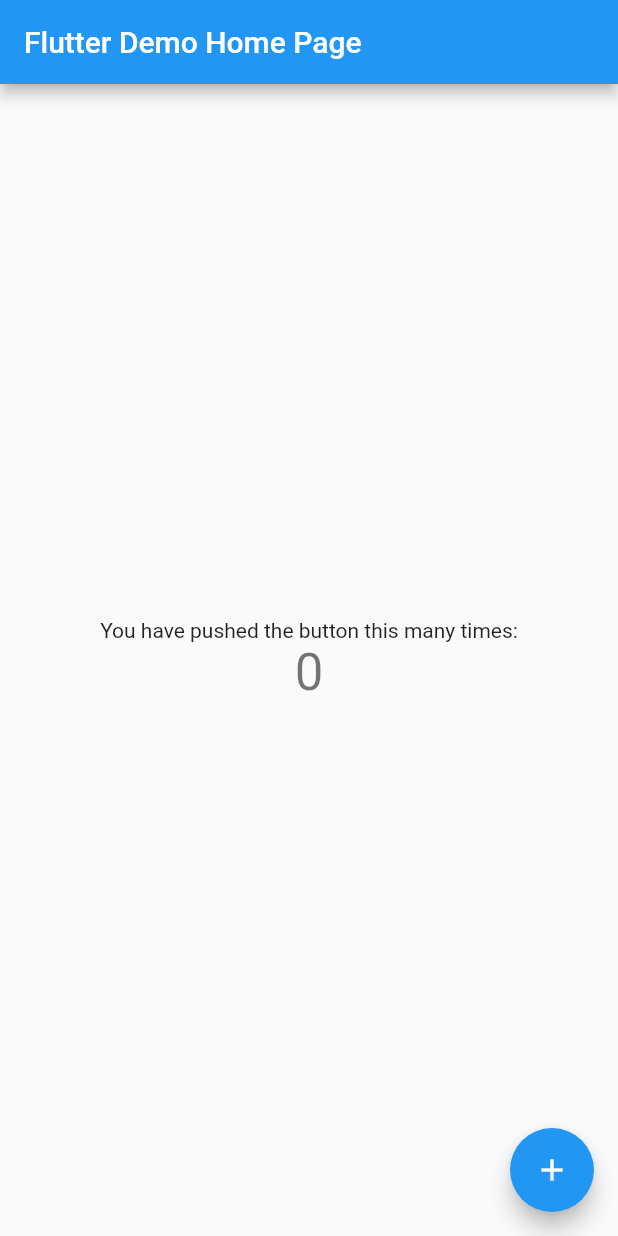
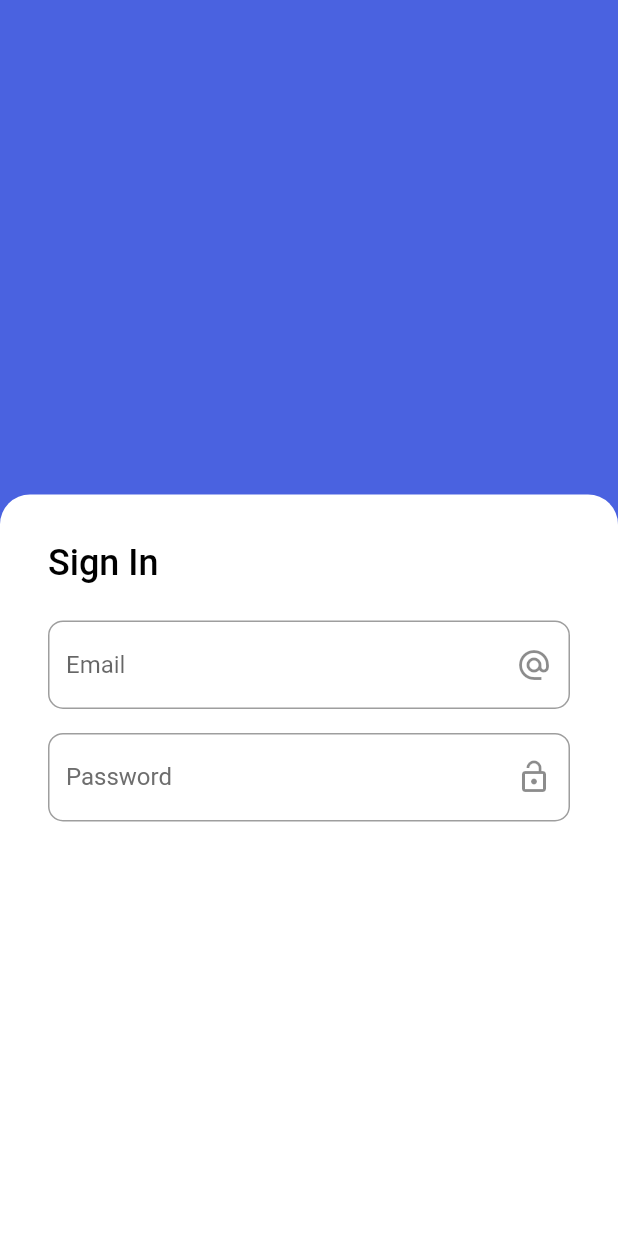
Before and after one commit to levanthuanmy/flutter_chat_app, a Flutter app: the screen it shows after launch, on a phone screen of 412 x 824 dp. Run offline on Flutter 3.47's test engine with Material 2 defaults, Android fonts, the phone set to English and light mode, and no system bars.

Commit message:
update sign in screen (input)

```diff
--- a/lib/main.dart
+++ b/lib/main.dart
@@ -1,4 +1,5 @@
 import 'package:flutter/material.dart';
+import 'package:flutter/rendering.dart';
 
 void main() {
   runApp(const MyApp());
@@ -13,103 +14,150 @@ class MyApp extends StatelessWidget {
     return MaterialApp(
       title: 'Flutter Demo',
       theme: ThemeData(
-        // This is the theme of your application.
-        //
-        // Try running your application with "flutter run". You'll see the
-        // application has a blue toolbar. Then, without quitting the app, try
-        // changing the primarySwatch below to Colors.green and then invoke
-        // "hot reload" (press "r" in the console where you ran "flutter run",
-        // or simply save your changes to "hot reload" in a Flutter IDE).
-        // Notice that the counter didn't reset back to zero; the application
-        // is not restarted.
-        primarySwatch: Colors.blue,
+        primarySwatch: UIConstant.createMaterialColor(UIConstant.primary),
       ),
-      home: const MyHomePage(title: 'Flutter Demo Home Page'),
+      debugShowCheckedModeBanner: false,
+      home: const MyHomePage(),
     );
   }
 }
 
 class MyHomePage extends StatefulWidget {
-  const MyHomePage({Key? key, required this.title}) : super(key: key);
-
-  // This widget is the home page of your application. It is stateful, meaning
-  // that it has a State object (defined below) that contains fields that affect
-  // how it looks.
-
-  // This class is the configuration for the state. It holds the values (in this
-  // case the title) provided by the parent (in this case the App widget) and
-  // used by the build method of the State. Fields in a Widget subclass are
-  // always marked "final".
-
-  final String title;
+  const MyHomePage({Key? key}) : super(key: key);
 
   @override
   State<MyHomePage> createState() => _MyHomePageState();
 }
 
 class _MyHomePageState extends State<MyHomePage> {
-  int _counter = 0;
+  double _getScreenWidth(BuildContext context) {
+    return MediaQuery.of(context).size.width;
+  }
 
-  void _incrementCounter() {
-    setState(() {
-      // This call to setState tells the Flutter framework that something has
-      // changed in this State, which causes it to rerun the build method below
-      // so that the display can reflect the updated values. If we changed
-      // _counter without calling setState(), then the build method would not be
-      // called again, and so nothing would appear to happen.
-      _counter++;
-    });
+  double _getScreenHeight(BuildContext context) {
+    return MediaQuery.of(context).size.height;
   }
 
   @override
   Widget build(BuildContext context) {
-    // This method is rerun every time setState is called, for instance as done
-    // by the _incrementCounter method above.
-    //
-    // The Flutter framework has been optimized to make rerunning build methods
-    // fast, so that you can just rebuild anything that needs updating rather
-    // than having to individually change instances of widgets.
     return Scaffold(
-      appBar: AppBar(
-        // Here we take the value from the MyHomePage object that was created by
-        // the App.build method, and use it to set our appbar title.
-        title: Text(widget.title),
-      ),
-      body: Center(
-        // Center is a layout widget. It takes a single child and positions it
-        // in the middle of the parent.
+      body: Container(
+        width: _getScreenWidth(context),
+        color: UIConstant.primary,
         child: Column(
-          // Column is also a layout widget. It takes a list of children and
-          // arranges them vertically. By default, it sizes itself to fit its
-          // children horizontally, and tries to be as tall as its parent.
-          //
-          // Invoke "debug painting" (press "p" in the console, choose the
-          // "Toggle Debug Paint" action from the Flutter Inspector in Android
-          // Studio, or the "Toggle Debug Paint" command in Visual Studio Code)
-          // to see the wireframe for each widget.
-          //
-          // Column has various properties to control how it sizes itself and
-          // how it positions its children. Here we use mainAxisAlignment to
-          // center the children vertically; the main axis here is the vertical
-          // axis because Columns are vertical (the cross axis would be
-          // horizontal).
           mainAxisAlignment: MainAxisAlignment.center,
           children: <Widget>[
-            const Text(
-              'You have pushed the button this many times:',
+            Container(
+              width: _getScreenWidth(context),
+              height: _getScreenHeight(context) * 0.4,
             ),
-            Text(
-              '$_counter',
-              style: Theme.of(context).textTheme.headline4,
+            Container(
+              width: _getScreenWidth(context),
+              height: _getScreenHeight(context) * 0.6,
+              decoration: const BoxDecoration(
+                borderRadius: BorderRadius.only(
+                  topLeft: Radius.circular(20),
+                  topRight: Radius.circular(20),
+                ),
+                color: Colors.white,
+              ),
+              child: Container(
+                padding: const EdgeInsets.all(32),
+                child: Column(
+                  children: [
+                    Row(
+                      children: [
+                        Text(
+                          'Sign In',
+                          style: TextStyle(
+                            color: Colors.black,
+                            fontSize: UIConstant.fontSize24,
+                            fontWeight: UIConstant.fontWeightMedium,
+                          ),
+                        ),
+                      ],
+                    ),
+                    Container(
+                      margin: const EdgeInsets.fromLTRB(0, 24, 0, 0),
+                      child: TextField(
+                        decoration: InputDecoration(
+                          hintText: 'Email',
+                          suffixIcon: const Icon(Icons.alternate_email),
+                          border: OutlineInputBorder(
+                            borderSide: const BorderSide(
+                              color: Colors.grey,
+                              width: 1.0,
+                            ),
+                            borderRadius: BorderRadius.circular(10),
+                          ),
+                        ),
+                      ),
+                    ),
+                    Container(
+                      margin: const EdgeInsets.fromLTRB(0, 16, 0, 0),
+                      child: TextField(
+                        decoration: InputDecoration(
+                          hintText: 'Password',
+                          hintStyle: TextStyle(color: UIConstant.secondary),
+                          suffixIcon: const Icon(Icons.lock_open),
+                          border: OutlineInputBorder(
+                            borderSide: const BorderSide(
+                              color: Colors.grey,
+                              width: 1.0,
+                            ),
+                            borderRadius: BorderRadius.circular(10),
+                          ),
+                        ),
+                        obscureText: true,
+                      ),
+                    )
+                  ],
+                ),
+              ),
             ),
           ],
         ),
       ),
-      floatingActionButton: FloatingActionButton(
-        onPressed: _incrementCounter,
-        tooltip: 'Increment',
-        child: const Icon(Icons.add),
-      ), // This trailing comma makes auto-formatting nicer for build methods.
     );
   }
 }
+
+class UIConstant {
+  static Color primary = const Color.fromRGBO(74, 98, 224, 1);
+  static Color secondary = const Color.fromRGBO(110, 110, 110, 1);
+  static Color tertiary =
+      const Color.fromRGBO(229, 229, 229, 1); //disable background color
+
+  static double fontSize12 = 12;
+  static double fontSize14 = 14;
+  static double fontSize16 = 16;
+  static double fontSize18 = 18;
+  static double fontSize24 = 24;
+  static double fontSize32 = 32;
+
+  static FontWeight fontWeightLight = FontWeight.w300;
+  static FontWeight fontWeightNormal = FontWeight.w400;
+  static FontWeight fontWeightMedium = FontWeight.w500;
+  static FontWeight fontWeightSemiBold = FontWeight.w600;
+  static FontWeight fontWeightBold = FontWeight.w700;
+
+  static MaterialColor createMaterialColor(Color color) {
+    List strengths = <double>[.05];
+    final swatch = <int, Color>{};
+    final int r = color.red, g = color.green, b = color.blue;
+
+    for (int i = 1; i < 10; i++) {
+      strengths.add(0.1 * i);
+    }
+    strengths.forEach((strength) {
+      final double ds = 0.5 - strength;
+      swatch[(strength * 1000).round()] = Color.fromRGBO(
+        r + ((ds < 0 ? r : (255 - r)) * ds).round(),
+        g + ((ds < 0 ? g : (255 - g)) * ds).round(),
+        b + ((ds < 0 ? b : (255 - b)) * ds).round(),
+        1,
+      );
+    });
+    return MaterialColor(color.value, swatch);
+  }
+}
```
